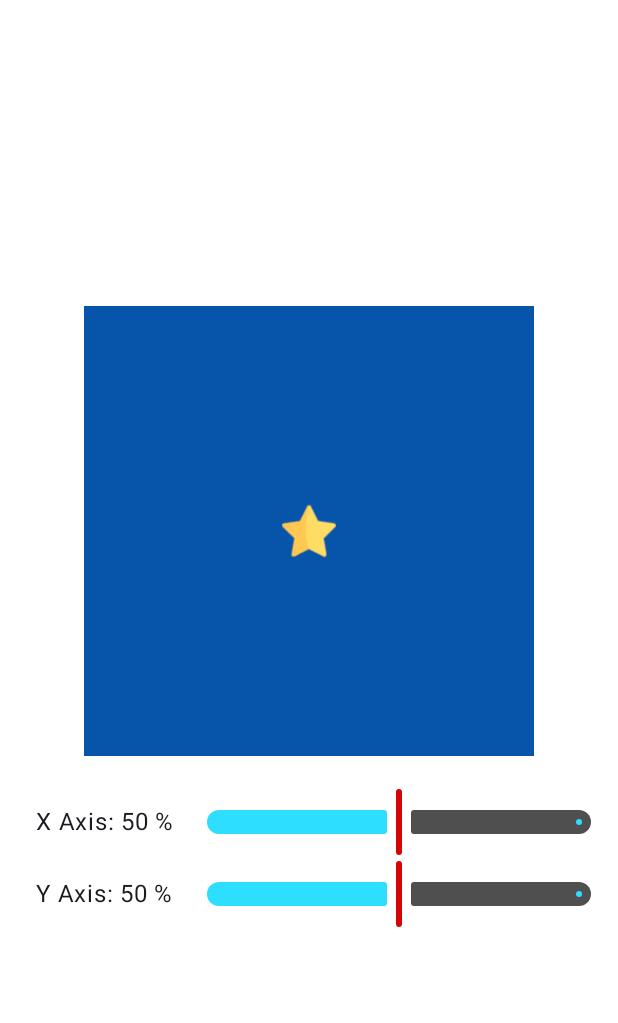
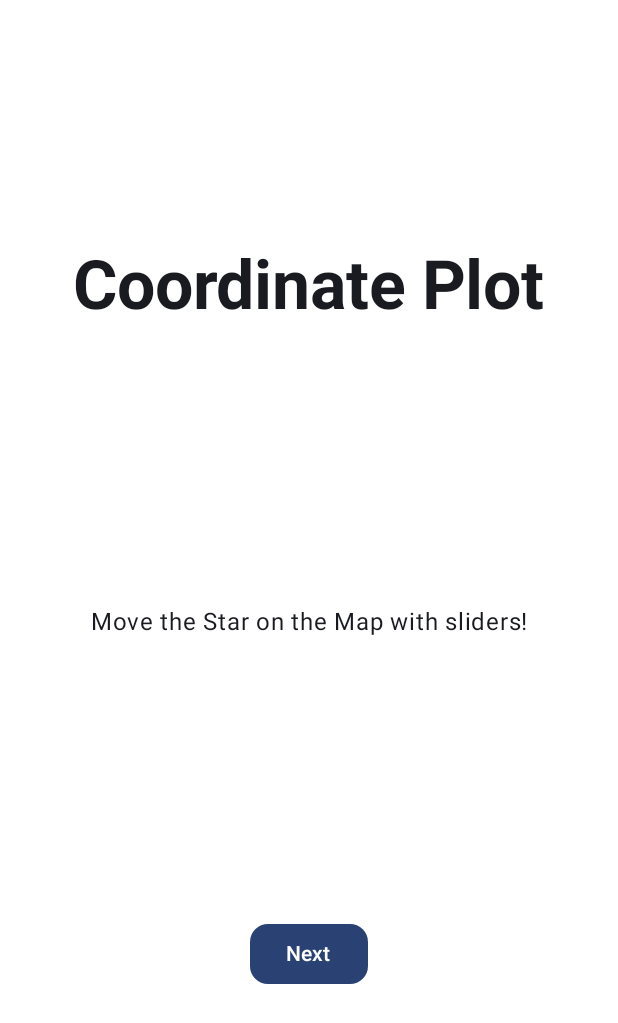
Before and after one commit to anastasiya-kliushkina/coordplot-kodeco, an Android app built with Jetpack Compose: the screen it shows after launch (MainActivity), on a phone screen of 412 x 824 dp. Shown: the top 1023 px of the screen. Run offline under Robolectric (Android 15) with nearby library versions, the phone set to English and light mode, and no system bars.

Commit message:
Added About screen and navigation to PlotSurface screen
- Added About screen
- Added navigation from About screen to PlotSurface screen on Next button click
- Restructured the app

```diff
--- a/app/build.gradle.kts
+++ b/app/build.gradle.kts
@@ -76,4 +76,5 @@ dependencies {
     implementation("androidx.compose.ui:ui-graphics")
     implementation("androidx.compose.ui:ui-tooling-preview")
     implementation("androidx.compose.material3:material3")
+    implementation("androidx.navigation:navigation-compose:2.7.2")
 }
--- a/app/src/main/java/com/kodeco/android/coordplot/MainActivity.kt
+++ b/app/src/main/java/com/kodeco/android/coordplot/MainActivity.kt
@@ -5,8 +5,14 @@ import androidx.activity.ComponentActivity
 import androidx.activity.compose.setContent
 import androidx.compose.foundation.layout.fillMaxSize
 import androidx.compose.material3.Surface
+import androidx.compose.runtime.Composable
 import androidx.compose.ui.Modifier
 import androidx.compose.ui.graphics.Color
+import androidx.navigation.compose.NavHost
+import androidx.navigation.compose.composable
+import androidx.navigation.compose.rememberNavController
+import com.kodeco.android.coordplot.ui.screens.PlotSurfaceScreen
+import com.kodeco.android.coordplot.ui.screens.AboutScreen
 import com.kodeco.android.coordplot.ui.theme.CoordplotTheme
 
 class MainActivity : ComponentActivity() {
@@ -18,9 +24,20 @@ class MainActivity : ComponentActivity() {
                     modifier = Modifier.fillMaxSize(),
                     color = Color.White
                 ) {
-                    PlotSurface()
+                    MainScreen()
                 }
             }
         }
     }
 }
+
+@Composable
+fun MainScreen() {
+    //Keep track of the state of the screens and the back stacks of the screens it manages
+    val navController = rememberNavController()
+    NavHost(navController = navController, startDestination = "aboutscreen") {
+        composable("aboutscreen") { AboutScreen(onNextClick = { navController.navigate("plotsurfacescreen") }) }
+        composable("plotsurfacescreen") { PlotSurfaceScreen(onNextClick = {}) }
+
+    }
+}
--- a/app/src/main/java/com/kodeco/android/coordplot/Map.kt
+++ b/app/src/main/java/com/kodeco/android/coordplot/ui/components/Map.kt
@@ -1,4 +1,4 @@
-package com.kodeco.android.coordplot
+package com.kodeco.android.coordplot.ui.components
 
 import androidx.compose.foundation.Image
 import androidx.compose.foundation.background
@@ -10,6 +10,7 @@ import androidx.compose.ui.Modifier
 import androidx.compose.ui.res.painterResource
 import androidx.compose.ui.tooling.preview.Preview
 import androidx.compose.ui.unit.dp
+import com.kodeco.android.coordplot.R
 import com.kodeco.android.coordplot.ui.theme.Blue40
 import com.kodeco.android.coordplot.ui.theme.CoordplotTheme
 
--- a/app/src/main/java/com/kodeco/android/coordplot/MapSlider.kt
+++ b/app/src/main/java/com/kodeco/android/coordplot/ui/components/MapSlider.kt
@@ -1,4 +1,4 @@
-package com.kodeco.android.coordplot
+package com.kodeco.android.coordplot.ui.components
 
 import androidx.compose.foundation.layout.Arrangement
 import androidx.compose.foundation.layout.Row
@@ -15,6 +15,7 @@ import androidx.compose.ui.Modifier
 import androidx.compose.ui.res.stringResource
 import androidx.compose.ui.tooling.preview.Preview
 import androidx.compose.ui.unit.dp
+import com.kodeco.android.coordplot.R
 import com.kodeco.android.coordplot.ui.theme.CoordplotTheme
 
 @Composable
--- a/app/src/main/java/com/kodeco/android/coordplot/SliderXY.kt
+++ b/app/src/main/java/com/kodeco/android/coordplot/ui/components/SliderXY.kt
@@ -1,4 +1,4 @@
-package com.kodeco.android.coordplot
+package com.kodeco.android.coordplot.ui.components
 
 import androidx.compose.material3.Slider
 import androidx.compose.material3.SliderDefaults
--- /dev/null
+++ b/app/src/main/java/com/kodeco/android/coordplot/ui/screens/AboutScreen.kt
@@ -0,0 +1,53 @@
+package com.kodeco.android.coordplot.ui.screens
+
+import androidx.compose.foundation.layout.Arrangement
+import androidx.compose.foundation.layout.Column
+import androidx.compose.foundation.layout.fillMaxSize
+import androidx.compose.foundation.layout.padding
+import androidx.compose.material3.Button
+import androidx.compose.material3.MaterialTheme
+import androidx.compose.material3.Text
+import androidx.compose.runtime.Composable
+import androidx.compose.ui.Alignment
+import androidx.compose.ui.Modifier
+import androidx.compose.ui.res.stringResource
+import androidx.compose.ui.text.font.FontWeight
+import androidx.compose.ui.text.style.TextAlign
+import androidx.compose.ui.tooling.preview.Devices
+import androidx.compose.ui.tooling.preview.Preview
+import androidx.compose.ui.unit.dp
+import com.kodeco.android.coordplot.R
+
+
+@Composable
+fun AboutScreen(onNextClick: () -> Unit) {
+    Column(
+        horizontalAlignment = Alignment.CenterHorizontally,
+        verticalArrangement = Arrangement.SpaceEvenly,
+        modifier = Modifier
+            .fillMaxSize()
+    ) {
+        Text(
+            text = stringResource(id = R.string.about_title_text),
+            style = MaterialTheme.typography.displayMedium.copy(fontWeight = FontWeight.Bold)
+        )
+        Text(
+            text = stringResource(id = R.string.about_app_text),
+            textAlign = TextAlign.Center,
+            style = MaterialTheme.typography.bodyLarge,
+            modifier = Modifier.padding(horizontal = 16.dp, vertical = 24.dp)
+        )
+        Button(
+            onClick = { onNextClick()},
+            shape = MaterialTheme.shapes.medium,
+        ) {
+            Text(text = stringResource(id = R.string.next_button_text))
+        }
+    }
+}
+
+@Preview(showBackground = true, device = Devices.PIXEL_4)
+@Composable
+fun SplashScreenPreview() {
+    AboutScreen(onNextClick = {})
+}
--- a/app/src/main/java/com/kodeco/android/coordplot/PlotSurface.kt
+++ b/app/src/main/java/com/kodeco/android/coordplot/ui/screens/PlotSurfaceScreen.kt
@@ -1,4 +1,4 @@
-package com.kodeco.android.coordplot
+package com.kodeco.android.coordplot.ui.screens
 
 import androidx.compose.foundation.layout.Arrangement
 import androidx.compose.foundation.layout.Column
@@ -13,10 +13,13 @@ import androidx.compose.ui.Alignment
 import androidx.compose.ui.Modifier
 import androidx.compose.ui.tooling.preview.Preview
 import androidx.compose.ui.unit.dp
+import com.kodeco.android.coordplot.R
+import com.kodeco.android.coordplot.ui.components.Map
+import com.kodeco.android.coordplot.ui.components.MapSlider
 import com.kodeco.android.coordplot.ui.theme.CoordplotTheme
 
 @Composable
-fun PlotSurface() {
+fun PlotSurfaceScreen(onNextClick: () -> Unit) {
     var xPercentage: Float by remember { mutableStateOf(0.5f) }
     var yPercentage: Float by remember { mutableStateOf(0.5f) }
 
@@ -48,6 +51,6 @@ fun PlotSurface() {
 @Composable
 fun PlotSurfacePreview() {
     CoordplotTheme {
-        PlotSurface()
+        PlotSurfaceScreen(onNextClick = {})
     }
 }
--- a/app/src/main/res/values/strings.xml
+++ b/app/src/main/res/values/strings.xml
@@ -1,5 +1,9 @@
 <resources>
-    <string name="app_name">My Application</string>
+    <string name="app_name">Coordinate Plot</string>
     <string name="x_axis_text">X Axis:</string>
     <string name="y_axis_text">Y Axis:</string>
+    <string name="about_title_text">Coordinate Plot</string>
+    <string name="about_app_title">About Coordinate Plot</string>
+    <string name="about_app_text">Move the Star on the Map with sliders!</string>
+    <string name="next_button_text">Next</string>
 </resources>
```
